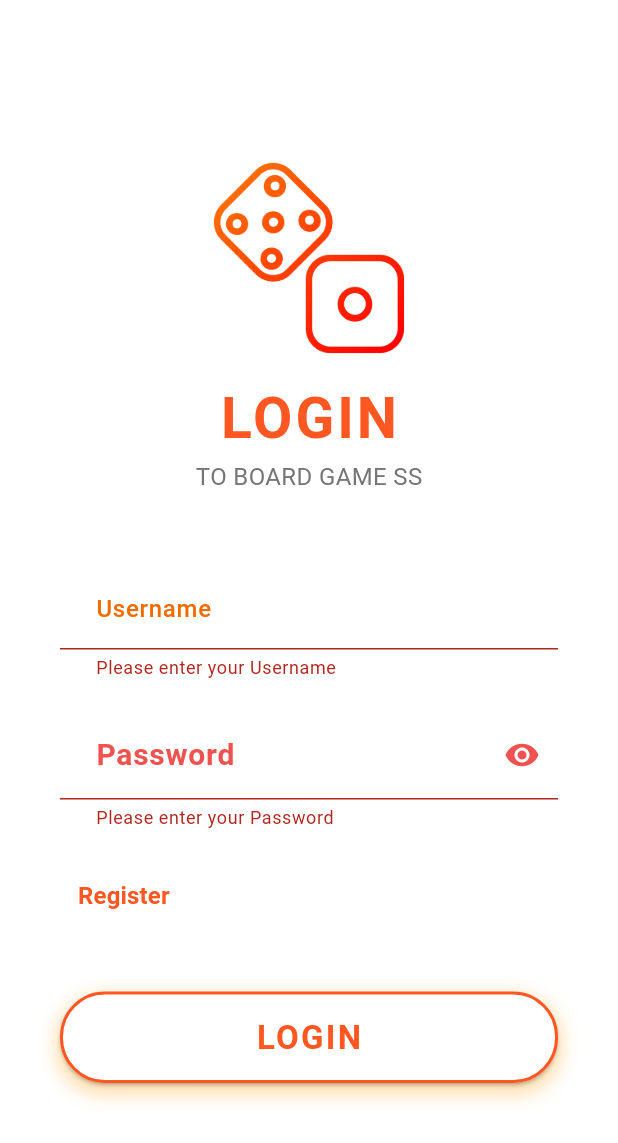
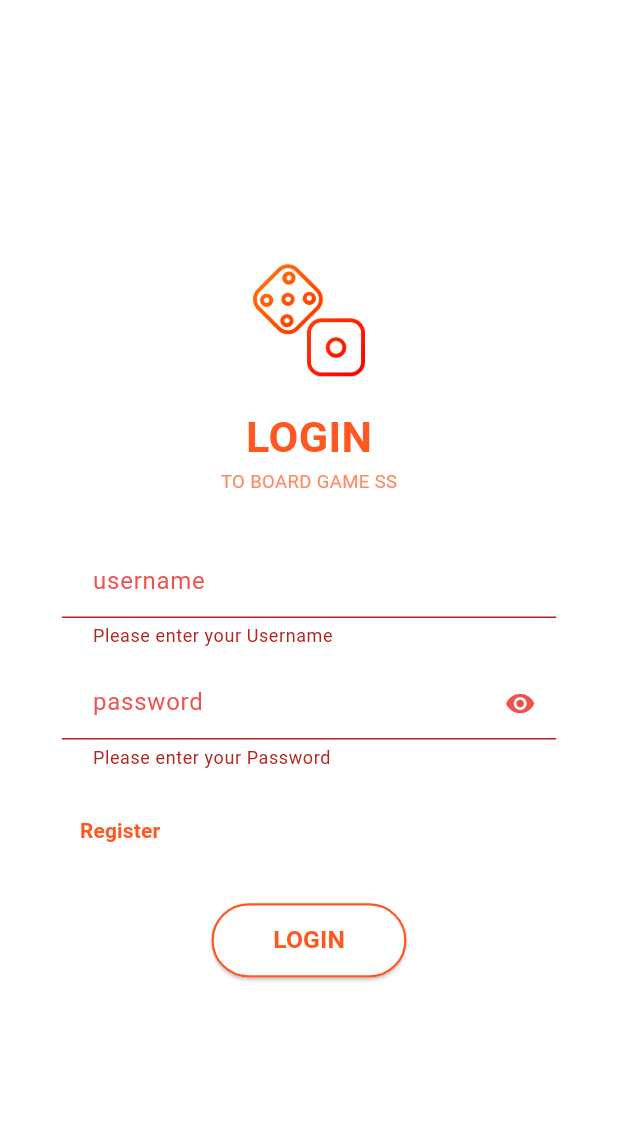
Before and after one commit to WUWSW/borrow_1, a Flutter app: the screen it shows after launch, after a tap on "LOGIN", on a phone screen of 412 x 824 dp. Shown: the top 1143 px of the screen. Run offline on Flutter 3.47's test engine with Material 3 defaults, Android fonts, the phone set to English and light mode, and no system bars.

Commit message:
login v.2

```diff
--- a/lib/login/login.dart
+++ b/lib/login/login.dart
@@ -11,197 +11,159 @@ class _LoginState extends State<Login> {
   final _formKey = GlobalKey<FormState>();
   final _usernameController = TextEditingController();
   final _passwordController = TextEditingController();
-  bool _obscureText = true; // สำหรับการซ่อน/แสดงรหัสผ่าน
+  bool _obscureText = true;
 
-  @override
-  void dispose() {
-    _usernameController.dispose();
-    _passwordController.dispose();
-    super.dispose();
+  void _togglePasswordVisibility() {
+    setState(() => _obscureText = !_obscureText);
   }
 
   void _handleLogin() {
     if (_formKey.currentState!.validate()) {
-      String username = _usernameController.text;
-      String password = _passwordController.text;
-
-      // ในแอปจริง คุณจะส่ง username/password ไปตรวจสอบกับ Backend ที่นี่
-      // print('Attempting login with: Username: $username, Password: $password');
-
-      // แสดง SnackBar เพื่อจำลองว่า Login สำเร็จ
       ScaffoldMessenger.of(context).showSnackBar(
-        SnackBar(
-          content: Text('Login Successful! Welcome $username'),
-          backgroundColor: Colors.green,
-        ),
+        const SnackBar(content: Text('Login Successful!')),
       );
-      // Navigator.pushReplacement(context, MaterialPageRoute(builder: (context) => HomeScreen())); // ไปหน้าถัดไป
     }
   }
 
-  // ฟังก์ชันสลับการมองเห็นรหัสผ่าน
-  void _togglePasswordVisibility() {
-    setState(() {
-      _obscureText = !_obscureText;
-    });
-  }
+  @override
+  Widget build(BuildContext context) {
+    final screenHeight = MediaQuery.of(context).size.height;
+    final screenWidth = MediaQuery.of(context).size.width;
 
- @override
-  Widget build(BuildContext context) {
     return Scaffold(
       backgroundColor: Colors.white,
       body: Center(
         child: SingleChildScrollView(
-          padding: const EdgeInsets.symmetric(horizontal: 40.0),
+          padding: EdgeInsets.symmetric(
+            horizontal: screenWidth * 0.1, // ปรับความกว้างขอบตามจอ
+            vertical: screenHeight * 0.05,
+          ),
           child: Form(
             key: _formKey,
             child: Column(
               mainAxisAlignment: MainAxisAlignment.center,
               children: [
+                Image.asset(
+                  'img/dice.png',
+                  width: screenWidth * 0.2, // ปรับภาพให้สัมพันธ์กับจอ
+                ),
+                SizedBox(height: screenHeight * 0.02),
 
-                Image.asset(
-                  'lib/img/dice.png',
-                  width: 140,
-                ),
-
-                const SizedBox(height: 10),
                 Text(
                   'LOGIN',
                   style: TextStyle(
-                    fontSize: 38,
+                    fontSize: screenWidth * 0.07,
                     fontWeight: FontWeight.bold,
                     color: Colors.deepOrange,
-                    letterSpacing: 2,
                   ),
                 ),
                 Text(
                   'TO BOARD GAME SS',
                   style: TextStyle(
-                    fontSize: 16,
-                    color: Colors.grey[600],
+                    fontSize: screenWidth * 0.03,
+                    color: Colors.deepOrange.shade300,
                   ),
                 ),
-                const SizedBox(height: 50),
+                SizedBox(height: screenHeight * 0.04),
 
+                // Username field
                 TextFormField(
                   controller: _usernameController,
                   decoration: InputDecoration(
-                    hintText: 'Username', // เปลี่ยน Text
-                    hintStyle: TextStyle( // เปลี่ยนสี
-                      color: Colors.orange.shade800,
-                      fontWeight: FontWeight.w500,
+                    hintText: 'username',
+                    hintStyle: TextStyle(color: Colors.red.shade400),
+                    contentPadding: EdgeInsets.symmetric(
+                      vertical: screenHeight * 0.015,
+                      horizontal: screenWidth * 0.05,
                     ),
-                    filled: true,
-                    fillColor: Colors.white,
                     enabledBorder: OutlineInputBorder(
                       borderRadius: BorderRadius.circular(30.0),
-                      borderSide: BorderSide(color: Colors.orange.shade200, width: 1.5),
+                      borderSide:
+                          BorderSide(color: Colors.orange.shade200, width: 1.5),
                     ),
                     focusedBorder: OutlineInputBorder(
                       borderRadius: BorderRadius.circular(30.0),
-                      borderSide: const BorderSide(color: Colors.deepOrange, width: 2),
+                      borderSide:
+                          const BorderSide(color: Colors.deepOrange, width: 2),
                     ),
-                    contentPadding: const EdgeInsets.symmetric(vertical: 15.0, horizontal: 20.0),
                   ),
-                  validator: (value) {
-                    if (value == null || value.isEmpty) {
-                      return 'Please enter your Username';
-                    }
-                    return null;
-                  },
+                  validator: (value) =>
+                      value!.isEmpty ? 'Please enter your Username' : null,
                 ),
-                const SizedBox(height: 20),
+                SizedBox(height: screenHeight * 0.015),
 
+                // Password field
                 TextFormField(
                   controller: _passwordController,
                   obscureText: _obscureText,
                   decoration: InputDecoration(
-                    hintText: 'Password', // เปลี่ยน Text
-                    hintStyle: TextStyle( // เปลี่ยนสี
-                      color: Colors.red.shade400,
-                      fontSize: 20,
-                      fontWeight: FontWeight.bold,
+                    hintText: 'password',
+                    hintStyle: TextStyle(color: Colors.red.shade400),
+                    contentPadding: EdgeInsets.symmetric(
+                      vertical: screenHeight * 0.015,
+                      horizontal: screenWidth * 0.05,
                     ),
-                    filled: true,
-                    fillColor: Colors.white,
+                    suffixIcon: IconButton(
+                      icon: Icon(
+                        _obscureText
+                            ? Icons.visibility
+                            : Icons.visibility_off,
+                        color: Colors.red.shade400,
+                        size: screenWidth * 0.05,
+                      ),
+                      onPressed: _togglePasswordVisibility,
+                    ),
                     enabledBorder: OutlineInputBorder(
                       borderRadius: BorderRadius.circular(30.0),
-                      borderSide: BorderSide(color: Colors.orange.shade200, width: 1.5),
+                      borderSide:
+                          BorderSide(color: Colors.orange.shade200, width: 1.5),
                     ),
                     focusedBorder: OutlineInputBorder(
                       borderRadius: BorderRadius.circular(30.0),
-                      borderSide: const BorderSide(color: Colors.deepOrange, width: 2),
-                    ),
-                    contentPadding: const EdgeInsets.symmetric(vertical: 15.0, horizontal: 20.0),
-                    suffixIcon: IconButton(
-                      icon: Icon(
-                        _obscureText ? Icons.visibility : Icons.visibility_off,
-                        color: Colors.red.shade400, // เปลี่ยนสีไอคอน
-                      ),
-                      onPressed: _togglePasswordVisibility,
+                      borderSide:
+                          const BorderSide(color: Colors.deepOrange, width: 2),
                     ),
                   ),
-                  validator: (value) {
-                    if (value == null || value.isEmpty) {
-                      return 'Please enter your Password';
-                    }
-                    return null;
-                  },
+                  validator: (value) =>
+                      value!.isEmpty ? 'Please enter your Password' : null,
                 ),
-                const SizedBox(height: 20),
+                SizedBox(height: screenHeight * 0.02),
 
-                // ข้อความ Register
                 Align(
                   alignment: Alignment.centerLeft,
                   child: TextButton(
-                    onPressed: () {
-                      ScaffoldMessenger.of(context).showSnackBar(
-                        const SnackBar(content: Text('Go to Register Page!')),
-                      );
-                    },
+                    onPressed: () {},
                     child: const Text(
                       'Register',
                       style: TextStyle(
                         color: Colors.deepOrange,
-                        fontSize: 16,
                         fontWeight: FontWeight.w600,
                       ),
                     ),
                   ),
                 ),
-                const SizedBox(height: 40),
 
-                //ปุ่ม LOGIN
-                Container(
-                  decoration: BoxDecoration(
-                    borderRadius: BorderRadius.circular(30.0),
-                    boxShadow: [
-                      BoxShadow(
-                        color: Colors.orange.shade300.withOpacity(0.5),
-                        spreadRadius: 2,
-                        blurRadius: 10,
-                        offset: const Offset(0, 5),
-                      ),
-                    ],
-                  ),
+                SizedBox(height: screenHeight * 0.03),
+
+                SizedBox(
+                  width: 130,
+                  height: screenHeight * 0.06,
                   child: ElevatedButton(
                     onPressed: _handleLogin,
                     style: ElevatedButton.styleFrom(
-                      minimumSize: const Size(double.infinity, 60),
                       backgroundColor: Colors.white,
-                      foregroundColor: Colors.deepOrange, // สีตัวอักษร
+                      foregroundColor: Colors.deepOrange,
                       shape: RoundedRectangleBorder(
                         borderRadius: BorderRadius.circular(30.0),
-                        side: const BorderSide(color: Colors.deepOrange, width: 2),
+                        side: const BorderSide(
+                            color: Colors.deepOrange, width: 1.5),
                       ),
-                      padding: const EdgeInsets.symmetric(vertical: 15),
                     ),
-                    child: const Text(
+                    child: Text(
                       'LOGIN',
                       style: TextStyle(
-                        fontSize: 22,
+                        fontSize: screenWidth * 0.04,
                         fontWeight: FontWeight.bold,
-                        letterSpacing: 1.5,
                       ),
                     ),
                   ),
--- a/lib/main.dart
+++ b/lib/main.dart
@@ -1,23 +1,17 @@
+import 'package:flutter/material.dart';
 import 'package:borrow_1/login/login.dart';
-import 'package:flutter/material.dart';
+
 
 void main() {
-  runApp(const MyApp());
+  runApp( MyApp());
 }
 
 class MyApp extends StatelessWidget {
-  const MyApp({super.key});
-
   @override
   Widget build(BuildContext context) {
     return MaterialApp(
-      title: 'Board Game SS',
       debugShowCheckedModeBanner: false,
-      theme: ThemeData(
-        primarySwatch: Colors.deepOrange,
-        scaffoldBackgroundColor: Colors.white,
-      ),
-      home: const Login(),
+      home:  Login(),
     );
   }
 }
--- a/pubspec.yaml
+++ b/pubspec.yaml
@@ -59,7 +59,7 @@ flutter:
 
   # To add assets to your application, add an assets section, like this:
   assets:
-    - lib/img/dice.png
+  - img/dice.png
 
 
   # An image asset can refer to one or more resolution-specific "variants", see
```
Also changed, not shown: img/dice.png (renamed from lib/img/dice.png).
